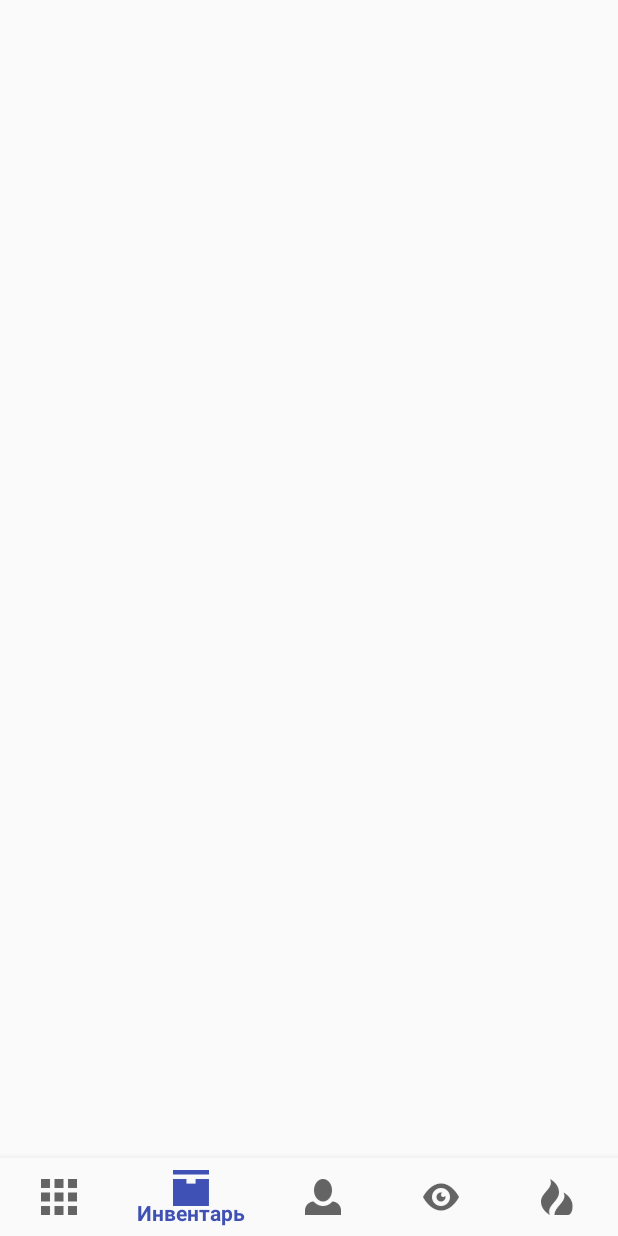
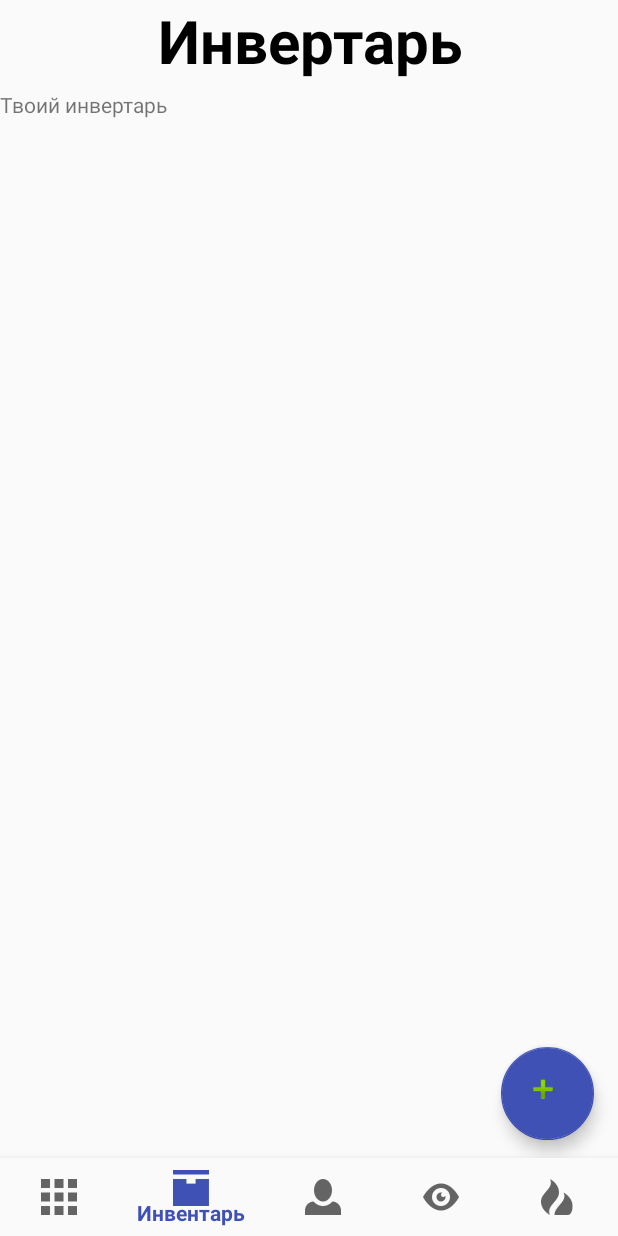
Before and after one commit to ilidosha/DnD, an Android app: the screen it shows after launch (LayoutPage), item 2 of the bottom bar chosen, on a phone screen of 412 x 824 dp. Run offline under Robolectric (Android 15) with nearby library versions, the light colour scheme and no system bars.

Commit message:
Фронт инвертаря

```diff
--- a/app/src/main/res/layout/activity_character.xml
+++ b/app/src/main/res/layout/activity_character.xml
@@ -6,4 +6,19 @@
                                              android:layout_width="match_parent"
                                              android:layout_height="match_parent"
                                              tools:context=".pages.Character">
+
+    <ScrollView
+        android:layout_width="368dp"
+        android:layout_height="495dp"
+        android:layout_marginBottom="16dp"
+        app:layout_constraintBottom_toBottomOf="parent"
+        app:layout_constraintEnd_toEndOf="parent"
+        app:layout_constraintStart_toStartOf="parent"
+        app:layout_constraintTop_toTopOf="parent">
+
+        <LinearLayout
+            android:layout_width="match_parent"
+            android:layout_height="wrap_content"
+            android:orientation="vertical" />
+    </ScrollView>
 </android.support.constraint.ConstraintLayout>
--- a/app/src/main/res/layout/activity_inventory.xml
+++ b/app/src/main/res/layout/activity_inventory.xml
@@ -1,8 +1,56 @@
 <?xml version="1.0" encoding="utf-8"?>
 <android.support.constraint.ConstraintLayout xmlns:android="http://schemas.android.com/apk/res/android"
-                                             xmlns:app="http://schemas.android.com/apk/res-auto"
-                                             xmlns:tools="http://schemas.android.com/tools"
-                                             android:layout_width="match_parent"
-                                             android:layout_height="match_parent">
+    xmlns:app="http://schemas.android.com/apk/res-auto"
+    xmlns:tools="http://schemas.android.com/tools"
+    android:layout_width="match_parent"
+    android:layout_height="match_parent">
+
+    <TextView
+        android:id="@+id/textView4"
+        android:layout_width="0dp"
+        android:layout_height="60dp"
+        android:text="Инвертарь"
+        android:textAlignment="center"
+        android:textColor="@android:color/black"
+        android:textSize="40sp"
+        android:textStyle="bold"
+        app:layout_constraintEnd_toEndOf="parent"
+        app:layout_constraintHorizontal_bias="0.0"
+        app:layout_constraintStart_toStartOf="parent"
+        app:layout_constraintTop_toTopOf="parent" />
+
+    <ScrollView
+        android:layout_width="0dp"
+        android:layout_height="0dp"
+        app:layout_constraintBottom_toTopOf="@+id/floatingActionButton"
+        app:layout_constraintEnd_toEndOf="parent"
+        app:layout_constraintHorizontal_bias="0.0"
+        app:layout_constraintStart_toStartOf="parent"
+        app:layout_constraintTop_toBottomOf="@+id/textView4">
+
+        <LinearLayout
+            android:layout_width="match_parent"
+            android:layout_height="match_parent"
+            android:orientation="vertical">
+
+            <TextView
+                android:layout_width="wrap_content"
+                android:layout_height="wrap_content"
+                android:text="Твоий инвертарь" />
+
+        </LinearLayout>
+    </ScrollView>
+
+    <android.support.design.widget.FloatingActionButton
+        android:id="@+id/floatingActionButton"
+        android:layout_width="74dp"
+        android:layout_height="62dp"
+        android:layout_marginBottom="64dp"
+        android:layout_marginEnd="16dp"
+        android:clickable="true"
+        app:backgroundTint="?android:attr/colorEdgeEffect"
+        app:layout_constraintBottom_toBottomOf="parent"
+        app:layout_constraintEnd_toEndOf="parent"
+        app:srcCompat="@android:drawable/ic_input_add" />
 
 </android.support.constraint.ConstraintLayout>
```
